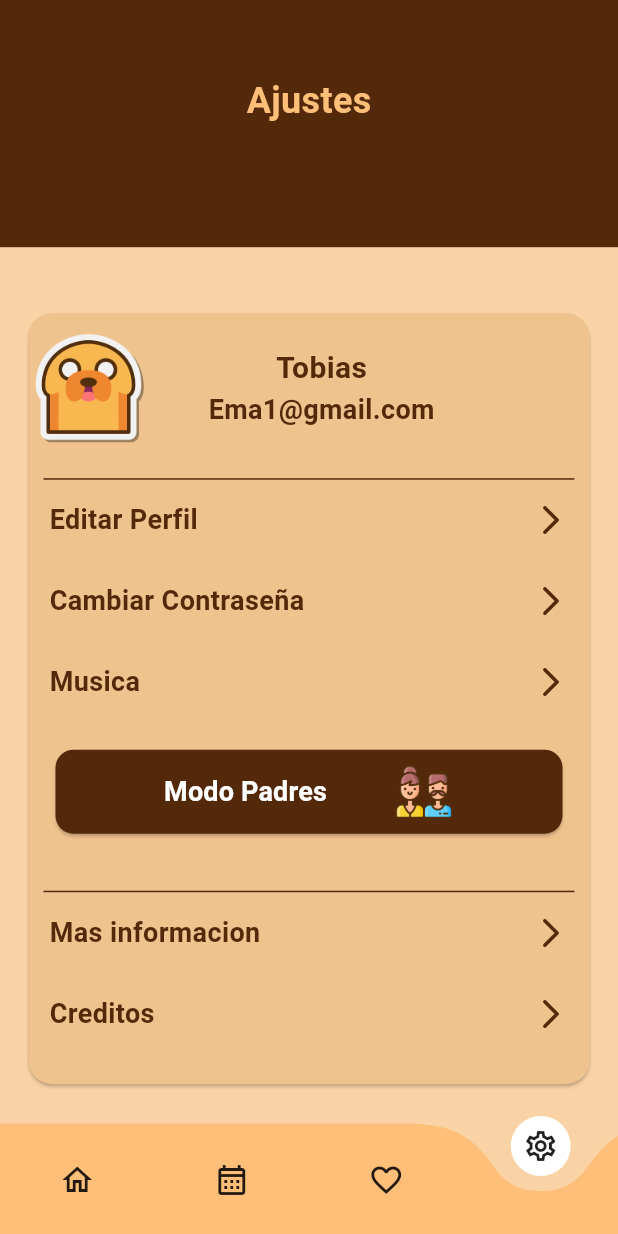
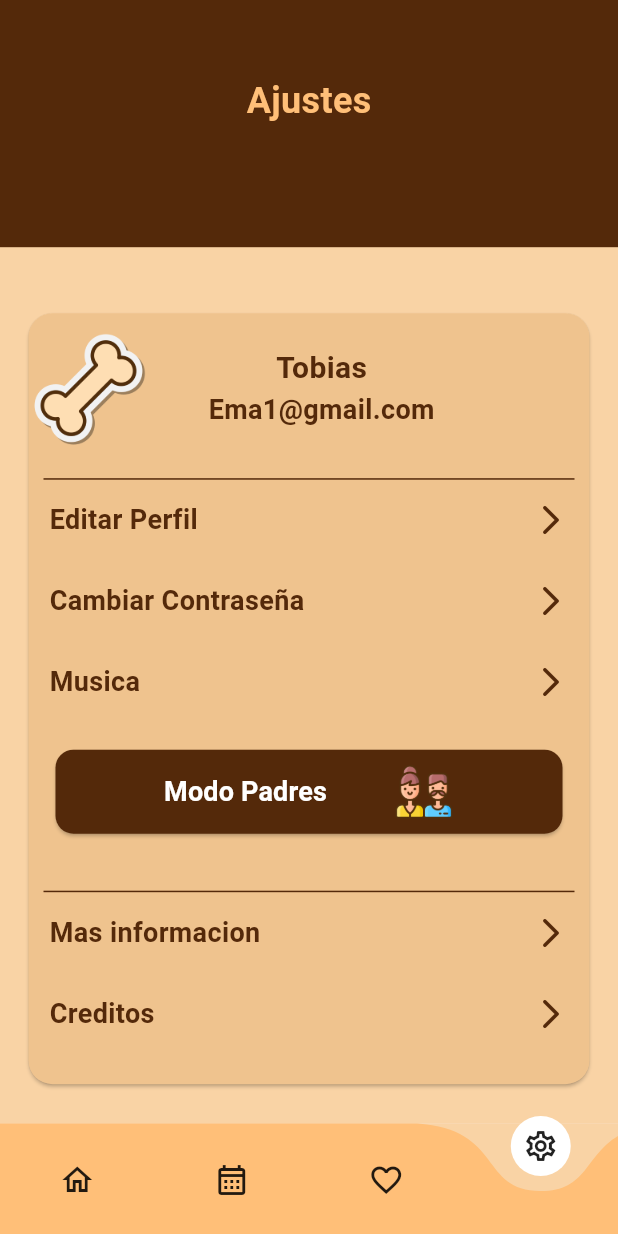
Before and after one commit to tobias-tj/TekkoApp, a Flutter app: the SettingScreen screen opened by its route, on a phone screen of 412 x 824 dp. Run offline on Flutter 3.47's test engine with Material 3 defaults, Android fonts, the phone set to English and light mode, and no system bars; drawn by our look-alikes of curved_navigation_bar; our stand-ins replace audioplayers, go_router, lottie, shared_preferences, vibration; missing offline and left inert: flame; accounts and stored records are empty.

Commit message:
Se agrega localStorage para Ajustes

```diff
--- a/lib/screens/settings/setting_screen.dart
+++ b/lib/screens/settings/setting_screen.dart
@@ -1,11 +1,27 @@
 import 'package:flutter/material.dart';
 import 'package:tekko/components/linear_element.dart';
+import 'package:tekko/components/profile_icon_manager.dart';
 import 'package:tekko/components/top_title_generic.dart';
 import 'package:tekko/screens/settings/item_setting.dart';
 import 'package:tekko/styles/app_colors.dart';
 
-class SettingScreen extends StatelessWidget {
+class SettingScreen extends StatefulWidget {
   const SettingScreen({super.key});
+
+  @override
+  State<SettingScreen> createState() => _SettingScreenState();
+}
+
+class _SettingScreenState extends State<SettingScreen> {
+  @override
+  void initState() {
+    super.initState();
+    _loadProfileIcon();
+  }
+
+  Future<String> _loadProfileIcon() async {
+    return await ProfileIconManager.getSelectedIcon();
+  }
 
   @override
   Widget build(BuildContext context) {
@@ -47,10 +63,36 @@ class SettingScreen extends StatelessWidget {
                           Row(
                             mainAxisAlignment: MainAxisAlignment.start,
                             children: [
-                              Image.asset(
-                                'assets/images/dogJake.png',
-                                width: 80,
-                                height: 80,
+                              FutureBuilder<String>(
+                                future: _loadProfileIcon(),
+                                builder: (context, snapshot) {
+                                  if (snapshot.connectionState ==
+                                      ConnectionState.waiting) {
+                                    // Muestra un ícono de carga mientras se recupera el ícono
+                                    return CircularProgressIndicator();
+                                  } else if (snapshot.hasError) {
+                                    // Muestra un ícono por defecto si hay un error
+                                    return Image.asset(
+                                      "assets/images/dogJake.png", // Ruta de un ícono por defecto
+                                      width: 80,
+                                      height: 80,
+                                    );
+                                  } else if (snapshot.hasData) {
+                                    // Muestra el ícono recuperado
+                                    return Image.asset(
+                                      snapshot.data!,
+                                      width: 80,
+                                      height: 80,
+                                    );
+                                  } else {
+                                    // Si no hay datos, muestra un ícono por defecto
+                                    return Image.asset(
+                                      "assets/images/dogJake.png",
+                                      width: 80,
+                                      height: 80,
+                                    );
+                                  }
+                                },
                               ),
                               SizedBox(width: 40),
                               Column(
```
